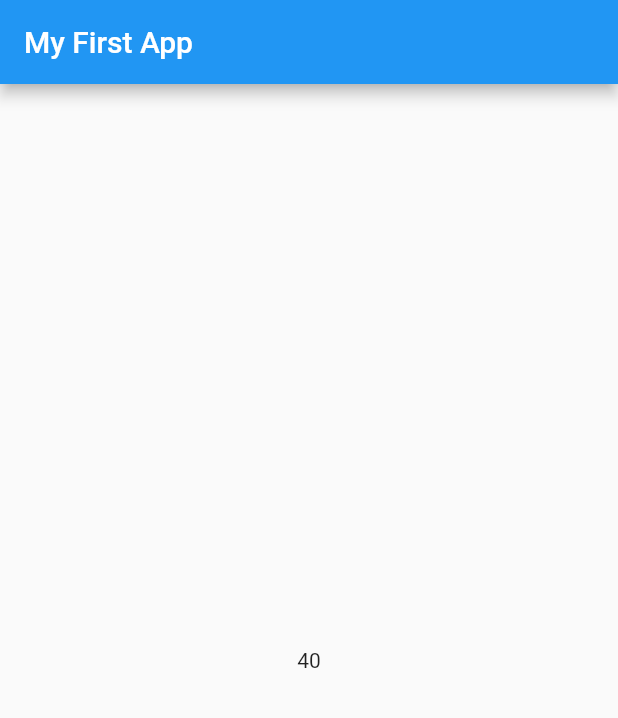
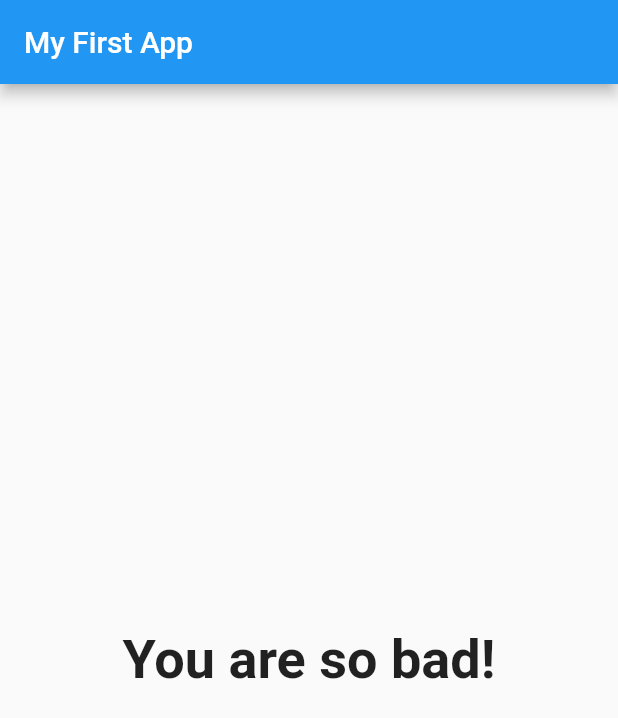
Before and after one commit to trm11tkr/flutter-complete-guide, a Flutter app: the screen it shows after launch, after a tap on "Black", after a tap on "Rabbit", after a tap on "Badminton", on a phone screen of 412 x 824 dp. Shown: the top 718 px of the screen. Run offline on Flutter 3.47's test engine with Material 2 defaults, Android fonts, the phone set to English and light mode, and no system bars.

Commit message:
Resultページの作成

```diff
--- a/lib/main.dart
+++ b/lib/main.dart
@@ -1,5 +1,6 @@
 import 'package:flutter/material.dart';
 
+import './result.dart';
 import './quiz.dart';
 
 void main() => runApp(MyApp());
@@ -71,9 +72,7 @@ class _MyAppState extends State<MyApp> {
                 questions: _questions,
                 questionIndex: _questionIndex,
               )
-            : Center(
-                child: Text(_totalScore.toString()),
-              ),
+            : Result(resultScore: _totalScore),
       ),
     );
   }
--- /dev/null
+++ b/lib/result.dart
@@ -0,0 +1,34 @@
+import 'package:flutter/material.dart';
+
+class Result extends StatelessWidget {
+  const Result({Key? key, required this.resultScore}) : super(key: key);
+
+  final int resultScore;
+
+  String get resultPhrase {
+    var resultText = 'You did it!';
+    if (resultScore <= 15) {
+      resultText = 'You are awesome and innocent!';
+    } else if (resultScore <= 20) {
+      resultText = 'Pretty likeable!';
+    } else if (resultScore <= 30) {
+      resultText = 'You are ... strange!?';
+    } else {
+      resultText = 'You are so bad!';
+    }
+    return resultText;
+  }
+
+  @override
+  Widget build(BuildContext context) {
+    return Center(
+      child: Text(
+        resultPhrase,
+        style: const TextStyle(
+          fontSize: 36,
+          fontWeight: FontWeight.bold,
+        ),
+      ),
+    );
+  }
+}
```
